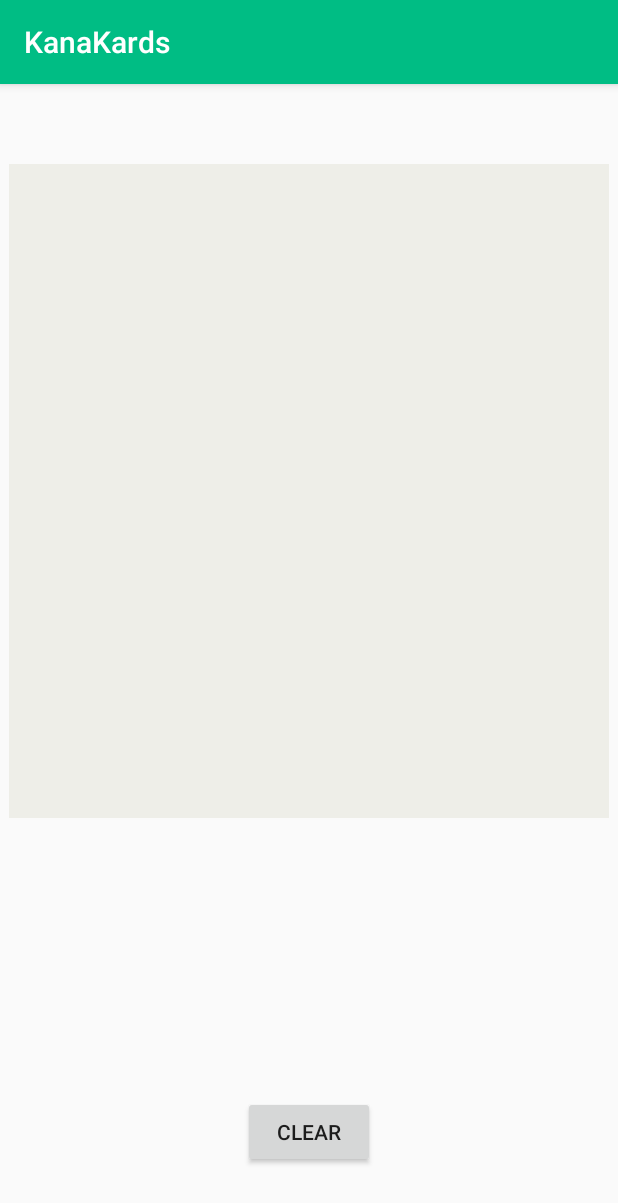
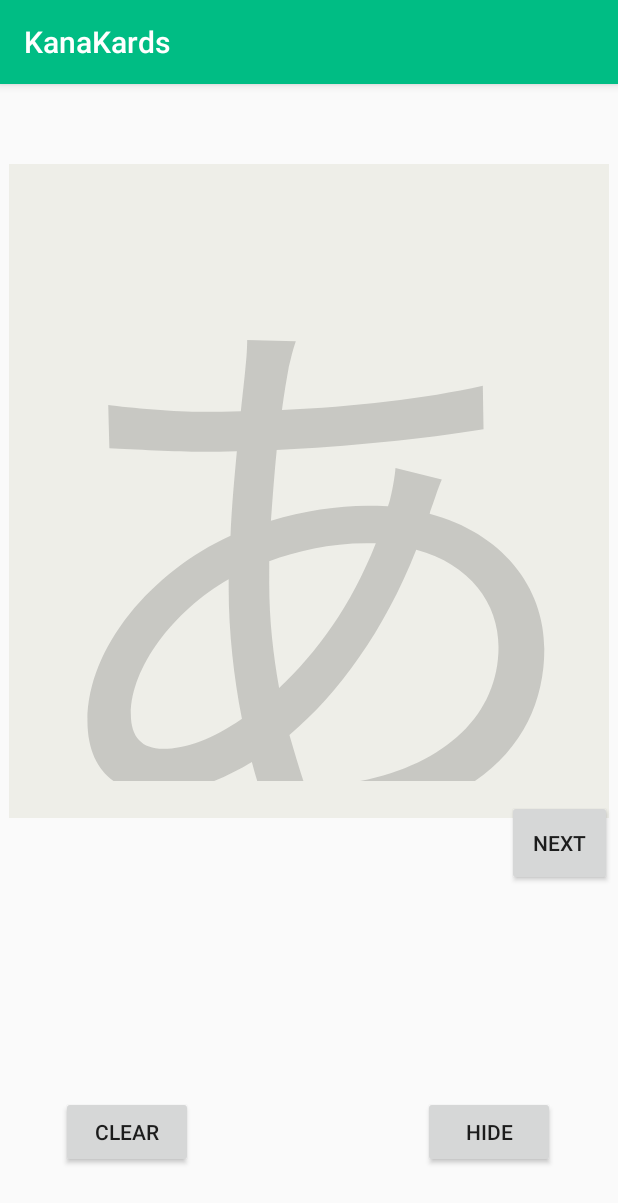
Before and after one commit to Rymoore94/KanaKards, an Android app: the TraceViewer screen opened directly, with no data from a screen before it, on a phone screen of 412 x 824 dp. Shown: the top 1203 px of the screen. Run offline under Robolectric (Android 15) with nearby library versions, the phone set to English and light mode, and no system bars; 4 statements that could not run were skipped.

Commit message:
Implemented the TraceViewer. You can now trace the outlines of all of the kana. Grading may be a lost cause and is disabled for the time being. Stroke order is no longer a priority, but will be added in an update if time allows it during bug testing/fixing.

```diff
--- a/app/src/main/java/com/example/ryan/kanakards/DrawView.java
+++ b/app/src/main/java/com/example/ryan/kanakards/DrawView.java
@@ -15,16 +15,16 @@ public class DrawView extends View {
     static Path path;
     private Paint drawPaint, canvasPaint;
     static int paintColor = Color.BLACK;
-    private  float STROKE_WIDTH = 30f;
+    private  float STROKE_WIDTH = 50f;
     private Canvas drawCanvas;
-    private Bitmap canvasBitmap;
+    private Bitmap bitmap;
 
     public DrawView(Context context, AttributeSet attrs){
         super(context, attrs);
-        setupDrawing();
+        setup();
     }
 
-    private void setupDrawing(){
+    private void setup(){
         path = new Path();
         drawPaint = new Paint();
         drawPaint.setColor(paintColor);
@@ -39,13 +39,14 @@ public class DrawView extends View {
     @Override
     protected void onSizeChanged(int w, int h, int oldw, int oldh) {
         super.onSizeChanged(w, h, oldw, oldh);
-        canvasBitmap = Bitmap.createBitmap(w, h, Bitmap.Config.ARGB_8888);
-        drawCanvas = new Canvas(canvasBitmap);
+        bitmap = Bitmap.createBitmap(w, h, Bitmap.Config.ARGB_8888);
+        drawCanvas = new Canvas(bitmap);
+        drawCanvas.drawColor(Color.WHITE);
     }
 
     @Override
     protected void onDraw(Canvas canvas) {
-        canvas.drawBitmap(canvasBitmap, 0, 0, canvasPaint);
+        canvas.drawBitmap(bitmap, 0, 0, canvasPaint);
         canvas.drawPath(path, drawPaint);
     }
 
@@ -79,4 +80,8 @@ public class DrawView extends View {
     public void clearCanvas(){
         drawCanvas.drawColor(Color.WHITE);
     }
+
+    public Bitmap getBitmap(){
+        return  bitmap;
+    }
 }
--- a/app/src/main/java/com/example/ryan/kanakards/TraceViewer.java
+++ b/app/src/main/java/com/example/ryan/kanakards/TraceViewer.java
@@ -3,6 +3,7 @@ package com.example.ryan.kanakards;
 import androidx.appcompat.app.AppCompatActivity;
 
 import android.content.Context;
+import android.content.Intent;
 import android.content.pm.ActivityInfo;
 import android.graphics.Bitmap;
 import android.graphics.Canvas;
@@ -13,7 +14,9 @@ import android.os.Bundle;
 import android.view.MotionEvent;
 import android.view.View;
 import android.widget.Button;
+import android.widget.ImageView;
 import android.widget.RelativeLayout;
+import android.widget.TextView;
 import android.widget.Toast;
 
 import java.util.ArrayList;
@@ -21,7 +24,15 @@ import java.util.ArrayList;
 public class TraceViewer extends AppCompatActivity {
 
     private DrawView drawView;
-    private Button clearButt;
+    private Button clearButt, hideButt, submitButt, nextButt;
+    private TextView kanaView;
+    private NewCardMethods cardMethods;
+    private Characters card;
+    private String toLoad;
+    private Boolean isHidden = false;
+    private CompareBitmaps compareBit; //TODO remove if don't work
+    private double similar; //TODO remove if dont work
+    private String msg; //TODO remove if dont work
 
     @Override
     protected void onCreate(Bundle savedInstanceState) {
@@ -29,13 +40,29 @@ public class TraceViewer extends AppCompatActivity {
         setRequestedOrientation (ActivityInfo.SCREEN_ORIENTATION_PORTRAIT);
         setContentView(R.layout.activity_trace_viewer);
 
+        Intent intent = getIntent();
+        toLoad = intent.getStringExtra("toLoad");
+
         drawView = findViewById(R.id.drawView);
         clearButt = findViewById(R.id.clearButt);
+        hideButt = findViewById(R.id.hideButt);
+        submitButt = findViewById(R.id.submitButt);
+        kanaView = findViewById(R.id.kanaView);
+        nextButt = findViewById(R.id.nextButt);
+        cardMethods = new NewCardMethods(getApplicationContext());
+        cardMethods.fillPool(toLoad);
+        card = cardMethods.serveCard();
+        kanaView.setText(card.getSymbol());
+        compareBit = new CompareBitmaps();
 
         drawView.setDrawingCacheEnabled(true);
         drawView.setVisibility(View.VISIBLE);
         drawView.setEnabled(true);
         drawView.invalidate();
+
+        kanaView.setDrawingCacheEnabled(true);
+
+        submitButt.setVisibility(View.GONE);    //TODO remove if I get working
 
         clearButt.setOnClickListener(new View.OnClickListener() {
             @Override
@@ -44,6 +71,54 @@ public class TraceViewer extends AppCompatActivity {
             }
         });
 
+        hideButt.setOnClickListener(new View.OnClickListener() {
+            @Override
+            public void onClick(View view) {
+                if(isHidden){
+                    kanaView.setVisibility(View.VISIBLE);
+                    hideButt.setText("hide");
+                    isHidden = false;
+                }
+                else{
+                    kanaView.setVisibility(View.INVISIBLE);
+                    hideButt.setText("show");
+                    isHidden = true;
+                }
+            }
+        });
+
+        submitButt.setOnClickListener(new View.OnClickListener() {
+            @Override
+            public void onClick(View view) {
+                //TODO add checker of some kind
+                kanaView.buildDrawingCache();
+                //TODO remove below if don't work
+                similar = compareBit.calSimilarity(kanaView.getDrawingCache(), drawView.getBitmap());
+                if(similar >= .90)
+                    msg = "Very good!";
+                else if (similar >= .88)
+                    msg = "Pretty good!";
+                else if (similar >= .86)
+                    msg = "Practice this more";
+                else
+                    msg = "Hmm.. try again...";
+                Toast.makeText(getApplicationContext(), msg + " " + similar, Toast.LENGTH_SHORT).show();
+                //TODO remove above if don't work
+            }
+        });
+
+        nextButt.setOnClickListener(new View.OnClickListener(){
+            @Override
+            public void onClick(View view){
+                drawView.clearCanvas();
+                card = cardMethods.serveCard();
+                kanaView.setText(card.getSymbol());
+                kanaView.setVisibility(View.VISIBLE);
+                isHidden = false;
+                hideButt.setText("hide");
+            }
+        });
+
     }
 
 }
--- a/app/src/main/res/layout/activity_trace_viewer.xml
+++ b/app/src/main/res/layout/activity_trace_viewer.xml
@@ -6,6 +6,18 @@
         android:layout_width="match_parent"
         android:layout_height="match_parent"
         tools:context=".TraceViewer">
+
+    <Button
+            android:id="@+id/nextButt"
+            android:layout_width="70dp"
+            android:layout_height="57dp"
+            android:text="next"
+            app:layout_constraintBottom_toBottomOf="parent"
+            app:layout_constraintEnd_toEndOf="parent"
+            app:layout_constraintHorizontal_bias="0.988"
+            app:layout_constraintStart_toStartOf="parent"
+            app:layout_constraintTop_toTopOf="parent"
+            app:layout_constraintVertical_bias="0.672" />
 
     <com.example.ryan.kanakards.DrawView
             android:id="@+id/drawView"
@@ -30,7 +42,47 @@
             android:text="Clear"
             app:layout_constraintBottom_toBottomOf="parent"
             app:layout_constraintEnd_toEndOf="parent"
+            app:layout_constraintHorizontal_bias="0.126"
             app:layout_constraintStart_toStartOf="parent"
-            app:layout_constraintTop_toBottomOf="@+id/drawView" />
+            app:layout_constraintTop_toBottomOf="@+id/kanaView" />
+
+    <TextView
+            android:id="@+id/kanaView"
+            android:layout_width="401dp"
+            android:layout_height="0dp"
+            android:layout_marginTop="28dp"
+            android:layout_marginBottom="210dp"
+            android:alpha="0.3"
+            android:fontFamily="sans-serif"
+            android:text="あ"
+            android:textAlignment="center"
+            android:textSize="386sp"
+            app:layout_constraintBottom_toTopOf="@+id/clearButt"
+            app:layout_constraintEnd_toEndOf="parent"
+            app:layout_constraintHorizontal_bias="0.6"
+            app:layout_constraintStart_toStartOf="parent"
+            app:layout_constraintTop_toTopOf="parent" />
+
+    <Button
+            android:id="@+id/hideButt"
+            android:layout_width="wrap_content"
+            android:layout_height="wrap_content"
+            android:layout_marginEnd="42dp"
+            android:layout_marginBottom="45dp"
+            android:text="hide"
+            app:layout_constraintBottom_toBottomOf="parent"
+            app:layout_constraintEnd_toEndOf="parent" />
+
+    <Button
+            android:id="@+id/submitButt"
+            android:layout_width="70dp"
+            android:layout_height="57dp"
+            android:text="grade"
+            app:layout_constraintBottom_toBottomOf="parent"
+            app:layout_constraintEnd_toEndOf="parent"
+            app:layout_constraintHorizontal_bias="0.017"
+            app:layout_constraintStart_toStartOf="parent"
+            app:layout_constraintTop_toTopOf="parent"
+            app:layout_constraintVertical_bias="0.672" />
 
 </androidx.constraintlayout.widget.ConstraintLayout>
```
Also changed, not shown: app/src/main/java/com/example/ryan/kanakards/CompareBitmaps.java (added, +93 -0 lines).
